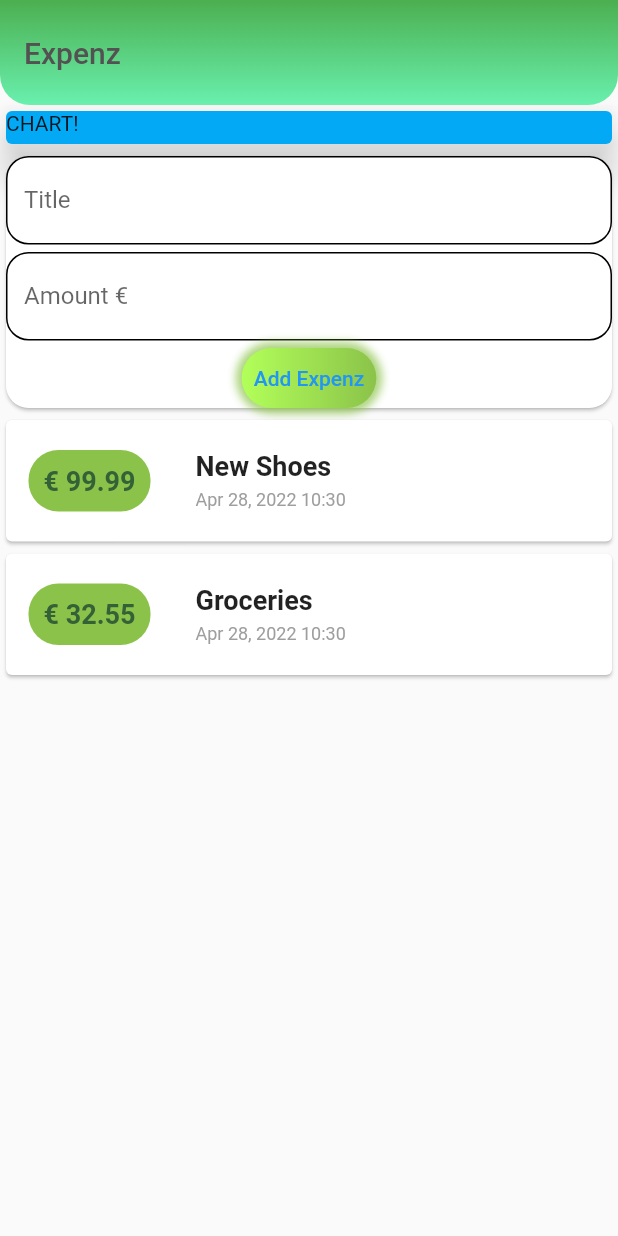
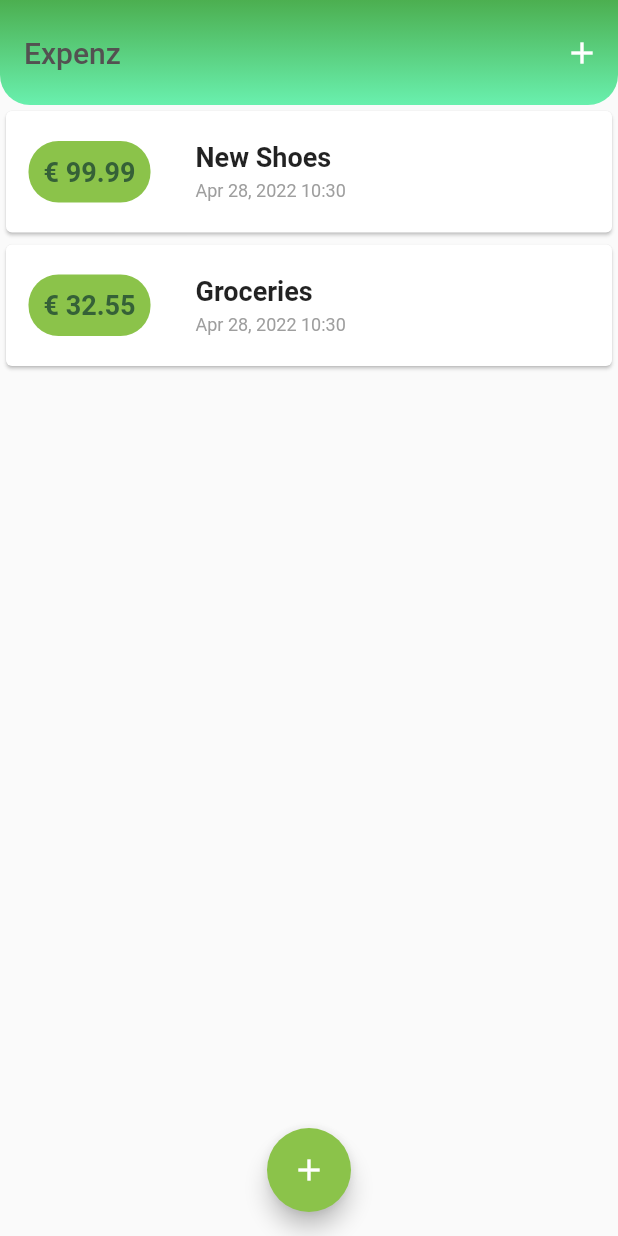
Before and after one commit to mmarolin/expenz-flutter, a Flutter app: the screen it shows after launch, on a phone screen of 412 x 824 dp. Run offline on Flutter 3.47's test engine with Material 2 defaults, Android fonts, the phone set to English and light mode, and no system bars.

Commit message:
Add button functionality, updating Ui

```diff
--- a/lib/main.dart
+++ b/lib/main.dart
@@ -1,5 +1,8 @@
-import 'package:expenz/widgets/user_transactions.dart';
 import 'package:flutter/material.dart';
+
+import './widgets/transaction_list.dart';
+import './models/transaction.dart';
+import './widgets/new_transaction.dart';
 
 void main() => runApp(MyApp());
 
@@ -14,7 +17,48 @@ class MyApp extends StatelessWidget {
   }
 }
 
-class MyHomePage extends StatelessWidget {
+class MyHomePage extends StatefulWidget {
+  @override
+  State<MyHomePage> createState() => _MyHomePageState();
+}
+
+class _MyHomePageState extends State<MyHomePage> {
+  final List<Transaction> _userTransactions = [
+    Transaction(
+      id: 't1',
+      title: 'New Shoes',
+      amount: 99.99,
+      date: DateTime.now(),
+    ),
+    Transaction(
+      id: 't2',
+      title: 'Groceries',
+      amount: 32.55,
+      date: DateTime.now(),
+    ),
+  ];
+
+  void _addNewTransaction(String txTitle, double txAmount) {
+    final newTx = Transaction(
+      title: txTitle,
+      amount: txAmount,
+      date: DateTime.now(),
+      id: DateTime.now().toString(),
+    );
+
+    setState(() {
+      _userTransactions.add(newTx);
+    });
+  }
+
+  void _startAddNewTransaction(BuildContext ctx) {
+    showModalBottomSheet(
+        context: ctx,
+        builder: (_) {
+          return NewTransaction(_addNewTransaction);
+        });
+  }
+
   @override
   Widget build(BuildContext context) {
     return Scaffold(
@@ -35,26 +79,23 @@ class MyHomePage extends StatelessWidget {
                     begin: Alignment.bottomCenter,
                     end: Alignment.topCenter)),
           ),
-      ),
+          actions: <Widget>[
+            IconButton(
+                icon: Icon(Icons.add),
+                onPressed: () => _startAddNewTransaction(context)),
+          ]),
       body: SingleChildScrollView(
         child: Column(
           mainAxisAlignment: MainAxisAlignment.start,
           crossAxisAlignment: CrossAxisAlignment.stretch,
-          children: <Widget>[
-            Container(
-              width: double.infinity,
-              height: 30,
-              child: Card(
-                child: Text(
-                  'CHART!',
-                ),
-                color: Colors.lightBlue,
-                elevation: 10,
+          children: <Widget>[TransactionList(_userTransactions)],
         ),
       ),
-            UserTransactions()
-          ],
-        ),
+      floatingActionButtonLocation: FloatingActionButtonLocation.centerFloat,
+      floatingActionButton: FloatingActionButton(
+        child: Icon(Icons.add),
+        backgroundColor: Colors.lightGreen,
+        onPressed: () => _startAddNewTransaction(context),
       ),
     );
   }
--- a/lib/models/transaction.dart
+++ b/lib/models/transaction.dart
@@ -1,5 +1,3 @@
-import 'package:flutter/foundation.dart';
-
 class Transaction {
   String id;
   String title;
--- a/lib/widgets/transaction_list.dart
+++ b/lib/widgets/transaction_list.dart
@@ -11,7 +11,7 @@ class TransactionList extends StatelessWidget {
   @override
   Widget build(BuildContext context) {
     return Container(
-      height: 404,
+      height: 720,
       child: ListView.builder(
         itemBuilder: (context, index) {
           return Card(
@@ -27,12 +27,13 @@ class TransactionList extends StatelessWidget {
                     color: Colors.lightGreen,
                   ),
                   padding: EdgeInsets.all(10),
-                  child: Text('€ ${transactions[index].amount}',
-                      style: TextStyle(
-                        fontWeight: FontWeight.bold,
-                        fontSize: 18,
-                        color: Color.fromARGB(255, 53, 97, 55),
-                      )),
+                  child:
+                      Text('€ ${transactions[index].amount.toStringAsFixed(2)}',
+                          style: TextStyle(
+                            fontWeight: FontWeight.bold,
+                            fontSize: 18,
+                            color: Color.fromARGB(255, 53, 97, 55),
+                          )),
                   alignment: Alignment.center,
                 ),
                 Column(
--- a/lib/widgets/user_transactions.dart
+++ /dev/null
@@ -1,49 +0,0 @@
-import 'package:flutter/material.dart';
-import './transaction_list.dart';
-import './new_transaction.dart';
-import '../models/transaction.dart';
-
-class UserTransactions extends StatefulWidget {
-  @override
-  State<UserTransactions> createState() => _UserTransactionsState();
-}
-
-class _UserTransactionsState extends State<UserTransactions> {
-  final List<Transaction> _userTransactions = [
-    Transaction(
-      id: 't1',
-      title: 'New Shoes',
-      amount: 99.99,
-      date: DateTime.now(),
-    ),
-    Transaction(
-      id: 't2',
-      title: 'Groceries',
-      amount: 32.55,
-      date: DateTime.now(),
-    ),
-  ];
-
-  void _addNewTransaction(String txTitle, double txAmount) {
-    final newTx = Transaction(
-      title: txTitle,
-      amount: txAmount,
-      date: DateTime.now(),
-      id: DateTime.now().toString(),
-    );
-
-    setState(() {
-      _userTransactions.add(newTx);
-    });
-  }
-
-  @override
-  Widget build(BuildContext context) {
-    return Column(
-      children: <Widget>[
-        NewTransaction(_addNewTransaction),
-        TransactionList(_userTransactions),
-      ],
-    );
-  }
-}
```
Also changed, not shown: lib/widgets/new_transaction.dart (+16 -8 lines). Lines whose indentation alone changed are shown as unchanged.
